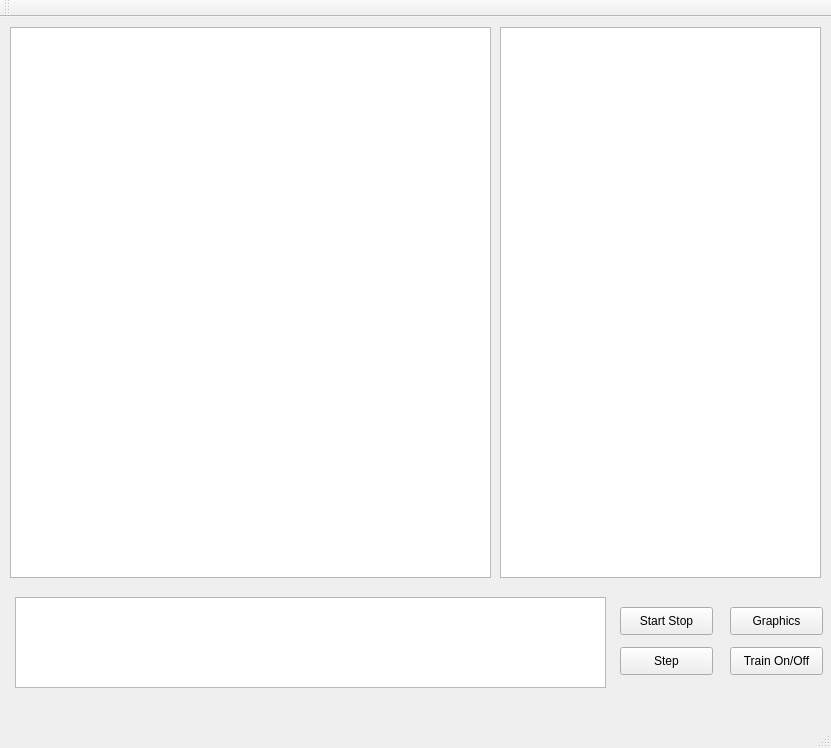
Qt form mainwindow.ui (SebastianSchwank/Genesis) before a commit.
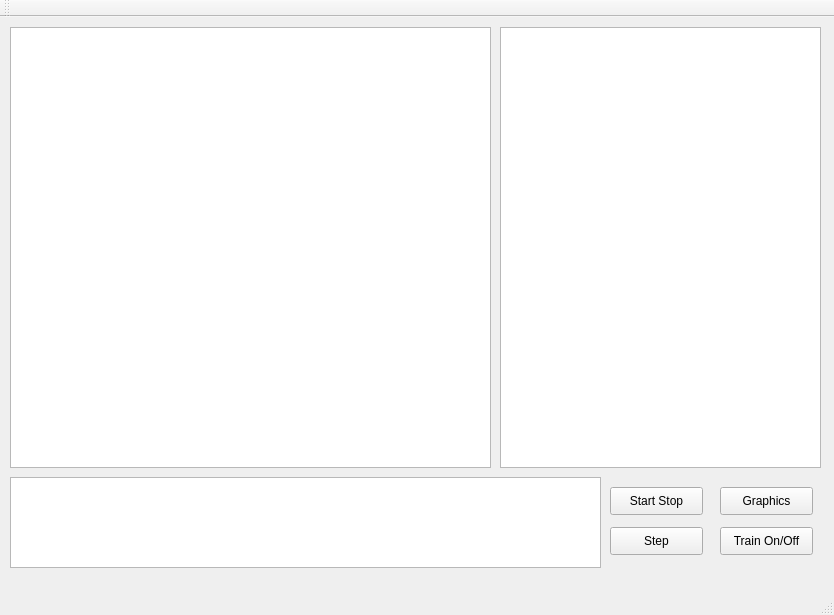
The same form after that commit.

The edit to the form file:
```diff
--- a/mainwindow.ui
+++ b/mainwindow.ui
@@ -6,8 +6,8 @@
    <rect>
     <x>0</x>
     <y>0</y>
-    <width>831</width>
-    <height>748</height>
+    <width>834</width>
+    <height>615</height>
    </rect>
   </property>
   <property name="windowTitle">
@@ -20,15 +20,15 @@
       <x>10</x>
       <y>10</y>
       <width>481</width>
-      <height>551</height>
+      <height>441</height>
      </rect>
     </property>
    </widget>
    <widget class="QPushButton" name="pushButton">
     <property name="geometry">
      <rect>
-      <x>620</x>
-      <y>590</y>
+      <x>610</x>
+      <y>470</y>
       <width>93</width>
       <height>28</height>
      </rect>
@@ -40,8 +40,8 @@
    <widget class="QPushButton" name="pushButton_2">
     <property name="geometry">
      <rect>
-      <x>620</x>
-      <y>630</y>
+      <x>610</x>
+      <y>510</y>
       <width>93</width>
       <height>28</height>
      </rect>
@@ -56,15 +56,15 @@
       <x>500</x>
       <y>10</y>
       <width>321</width>
-      <height>551</height>
+      <height>441</height>
      </rect>
     </property>
    </widget>
    <widget class="QGraphicsView" name="graphicsView_3">
     <property name="geometry">
      <rect>
-      <x>15</x>
-      <y>580</y>
+      <x>10</x>
+      <y>460</y>
       <width>591</width>
       <height>91</height>
      </rect>
@@ -73,8 +73,8 @@
    <widget class="QPushButton" name="pushButton_3">
     <property name="geometry">
      <rect>
-      <x>730</x>
-      <y>630</y>
+      <x>720</x>
+      <y>510</y>
       <width>93</width>
       <height>28</height>
      </rect>
@@ -86,8 +86,8 @@
    <widget class="QPushButton" name="pushButton_4">
     <property name="geometry">
      <rect>
-      <x>730</x>
-      <y>590</y>
+      <x>720</x>
+      <y>470</y>
       <width>93</width>
       <height>28</height>
      </rect>
```
Left out of the diff: 4 changed lines with no effect on the pictures.
